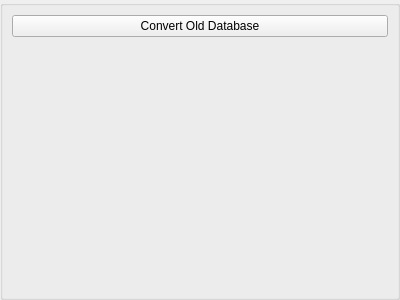
nournia/ketabkhaane, file Client/reghaabat/optionsform.ui: the form before one commit.
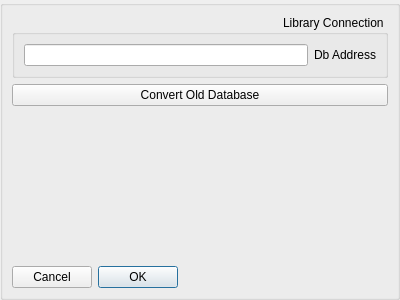
The form after the commit.

Commit message: added library address in options form

Diff of the .ui file:
```diff
--- a/Client/reghaabat/optionsform.ui
+++ b/Client/reghaabat/optionsform.ui
@@ -23,6 +23,25 @@
       <string/>
      </property>
      <layout class="QVBoxLayout" name="verticalLayout_2">
+      <item>
+       <widget class="QGroupBox" name="groupBox_2">
+        <property name="title">
+         <string>Library Connection</string>
+        </property>
+        <layout class="QHBoxLayout" name="horizontalLayout">
+         <item>
+          <widget class="QLabel" name="label">
+           <property name="text">
+            <string>Db Address</string>
+           </property>
+          </widget>
+         </item>
+         <item>
+          <widget class="QLineEdit" name="eLibraryAddress"/>
+         </item>
+        </layout>
+       </widget>
+      </item>
       <item>
        <widget class="QPushButton" name="bConvertDb">
         <property name="text">
@@ -43,6 +62,13 @@
         </property>
        </spacer>
       </item>
+      <item>
+       <widget class="QDialogButtonBox" name="buttonBox">
+        <property name="standardButtons">
+         <set>QDialogButtonBox::Cancel|QDialogButtonBox::Ok</set>
+        </property>
+       </widget>
+      </item>
      </layout>
     </widget>
    </item>
```
The commit also changes 2 other files.
